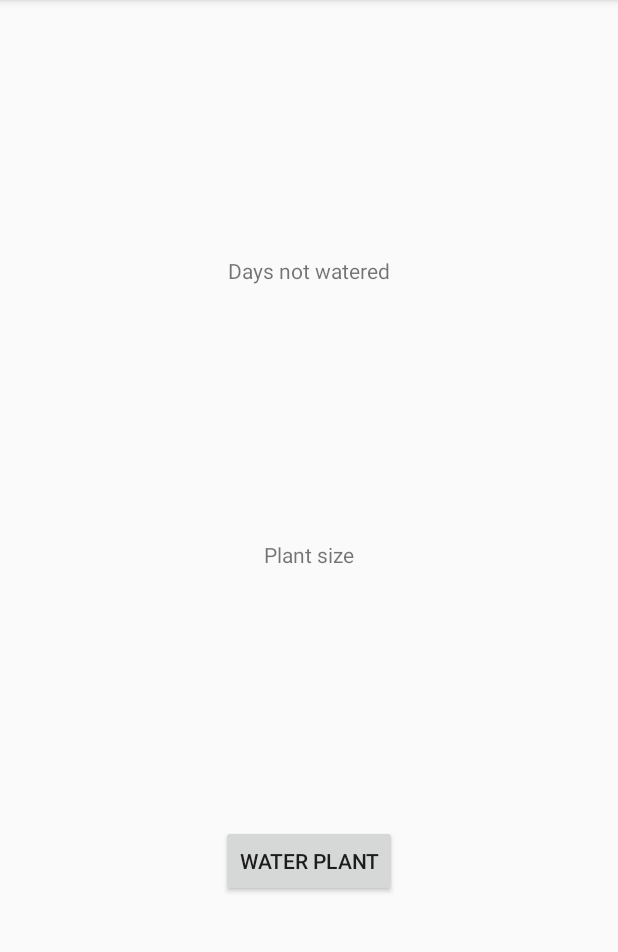
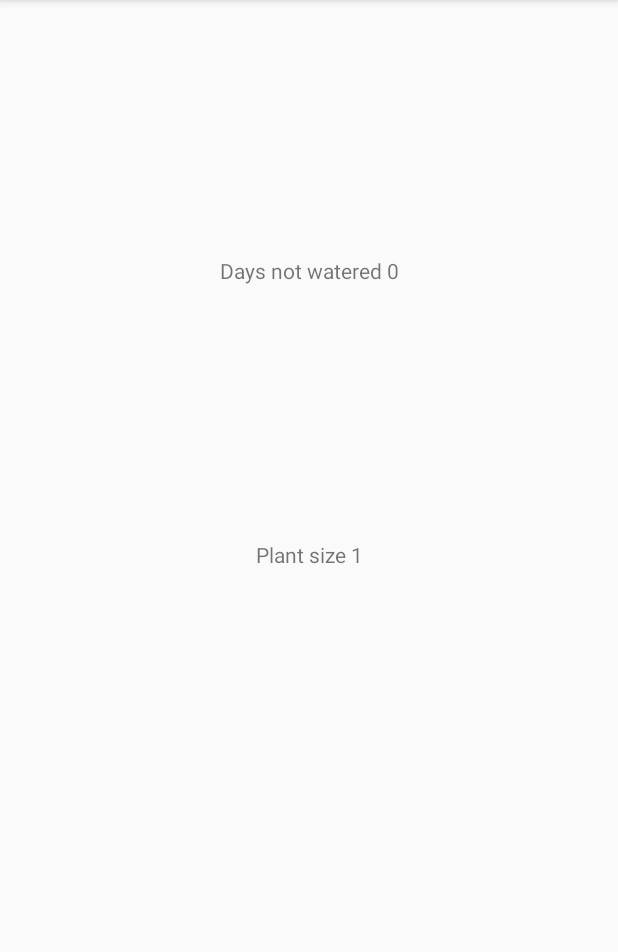
Before and after one commit to charliemcg/VirtualPlant, an Android app: the screen it shows after launch (MainActivity), after a tap on "WATER PLANT", on a phone screen of 412 x 824 dp, the part 84-1036 px from its top. Run offline under Robolectric (Android 15) with nearby library versions, the phone set to English and light mode, and no system bars.

Commit message:
Water button disappears after being clicked and won't return until after 10 seconds. This will be changed to 1 day after testing.

```diff
--- a/app/src/main/java/com/example/virtualplant/MainActivity.kt
+++ b/app/src/main/java/com/example/virtualplant/MainActivity.kt
@@ -3,8 +3,8 @@ package com.example.virtualplant
 import android.support.v7.app.AppCompatActivity
 import android.os.Bundle
 import android.view.View
-import android.widget.Button
-import android.widget.TextView
+import kotlinx.android.synthetic.main.activity_main.*
+import java.util.*
 
 class MainActivity : AppCompatActivity() {
 
@@ -12,16 +12,12 @@ class MainActivity : AppCompatActivity() {
     var plantWatered: Boolean = false
     var daysNotWatered: Int = 0
     var plantSize: Int = 0
+    var timePlanted: Long = 0
 
     override fun onCreate(savedInstanceState: Bundle?) {
         super.onCreate(savedInstanceState)
         setContentView(R.layout.activity_main)
 
-        val tvDaysNotWatered = findViewById<TextView>(R.id.tvDaysNotWatered)
-        val tvPlantSize = findViewById<TextView>(R.id.tvPlantSize)
-        val btnWaterPlant = findViewById<Button>(R.id.btnWater)
-
-        anotherDay()
     }
 
     fun anotherDay(){
@@ -33,6 +29,7 @@ class MainActivity : AppCompatActivity() {
                     2 -> plantSize++
                     3 -> plantSize++
                 }
+                tvPlantSize.setText("Plant size $plantSize")
             }
             if(plantWatered && daysNotWatered != 0){
                 daysNotWatered--
@@ -42,13 +39,35 @@ class MainActivity : AppCompatActivity() {
                     plantDead = true
                 }
             }
+            tvDaysNotWatered.setText("Days not watered $daysNotWatered")
         }
         plantWatered = true
-
     }
 
     fun waterPlant(view: View){
-        println("Watering plant")
+        btnWater.visibility = View.INVISIBLE
+        plantWatered = true
+        if(timePlanted == 0.toLong()){
+            timePlanted = Calendar.getInstance().timeInMillis
+        }else{
+            timePlanted += 10000
+            while(getDiff() > 1000){
+                timePlanted += 10000
+            }
+        }
+        anotherDay()
+    }
+
+    override fun onResume() {
+        super.onResume()
+            if (getDiff() > 10000) {
+                btnWater.visibility = View.VISIBLE
+            }
+    }
+
+    fun getDiff() : Long {
+        val now: Long = Calendar.getInstance().timeInMillis
+        return now - timePlanted
     }
 
 }
```
